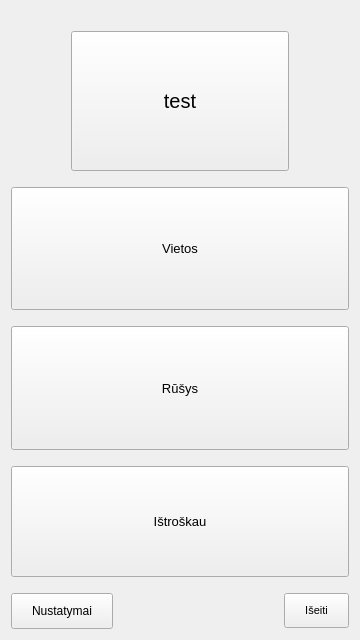
Above: nokia/AlausRadaras/alausradaras.ui from vincnetas/alaus-radaras before the change. Below: the same form after it.
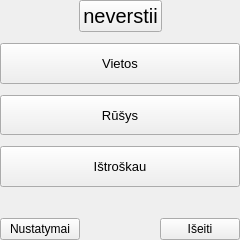
That is the form after the change. Icons and pictures are not drawn.

```diff
--- a/nokia/AlausRadaras/alausradaras.ui
+++ b/nokia/AlausRadaras/alausradaras.ui
@@ -6,10 +6,16 @@
    <rect>
     <x>0</x>
     <y>0</y>
-    <width>360</width>
-    <height>640</height>
+    <width>240</width>
+    <height>240</height>
    </rect>
   </property>
+  <property name="sizePolicy">
+   <sizepolicy hsizetype="Expanding" vsizetype="Expanding">
+    <horstretch>0</horstretch>
+    <verstretch>0</verstretch>
+   </sizepolicy>
+  </property>
   <property name="windowTitle">
    <string>Alaus radaras</string>
   </property>
@@ -17,66 +23,14 @@
    <iconset resource="Images.qrc">
     <normaloff>:/images/bok_title.png</normaloff>:/images/bok_title.png</iconset>
   </property>
-  <layout class="QVBoxLayout" name="verticalLayout_2">
-   <item>
-    <widget class="QLabel" name="txtUpdate">
-     <property name="palette">
-      <palette>
-       <active>
-        <colorrole role="Text">
-         <brush brushstyle="SolidPattern">
-          <color alpha="255">
-           <red>255</red>
-           <green>255</green>
-           <blue>255</blue>
-          </color>
-         </brush>
-        </colorrole>
-       </active>
-       <inactive>
-        <colorrole role="Text">
-         <brush brushstyle="SolidPattern">
-          <color alpha="255">
-           <red>255</red>
-           <green>255</green>
-           <blue>255</blue>
-          </color>
-         </brush>
-        </colorrole>
-       </inactive>
-       <disabled>
-        <colorrole role="Text">
-         <brush brushstyle="SolidPattern">
-          <color alpha="255">
-           <red>106</red>
-           <green>104</green>
-           <blue>100</blue>
-          </color>
-         </brush>
-        </colorrole>
-       </disabled>
-      </palette>
-     </property>
-     <property name="text">
-      <string/>
-     </property>
-     <property name="textFormat">
-      <enum>Qt::RichText</enum>
-     </property>
-     <property name="wordWrap">
-      <bool>true</bool>
-     </property>
-     <property name="openExternalLinks">
-      <bool>true</bool>
-     </property>
-    </widget>
-   </item>
+  <layout class="QVBoxLayout" name="verticalLayout" stretch="4,0,4,0,4,0,4,0,0,2">
+   <property name="margin">
+    <number>0</number>
+   </property>
    <item>
-    <layout class="QVBoxLayout" name="verticalLayout">
-     <item>
-      <layout class="QHBoxLayout" name="horizontalLayout_2" stretch="0,0,0">
+    <layout class="QHBoxLayout" name="horizontalLayout_2" stretch="2,1,2">
        <property name="sizeConstraint">
-        <enum>QLayout::SetMinimumSize</enum>
+      <enum>QLayout::SetDefaultConstraint</enum>
        </property>
        <item>
         <spacer name="horizontalSpacer_2">
@@ -85,7 +39,7 @@
          </property>
          <property name="sizeHint" stdset="0">
           <size>
-           <width>60</width>
+         <width>40</width>
            <height>20</height>
           </size>
          </property>
@@ -93,16 +47,10 @@
        </item>
        <item>
         <widget class="QPushButton" name="btnCounter">
-         <property name="sizePolicy">
-          <sizepolicy hsizetype="MinimumExpanding" vsizetype="MinimumExpanding">
-           <horstretch>1</horstretch>
-           <verstretch>10</verstretch>
-          </sizepolicy>
-         </property>
-         <property name="minimumSize">
+       <property name="baseSize">
           <size>
            <width>100</width>
-           <height>140</height>
+         <height>100</height>
           </size>
          </property>
          <property name="font">
@@ -117,7 +65,7 @@
 }</string>
          </property>
          <property name="text">
-          <string>test</string>
+        <string>neverstii</string>
          </property>
         </widget>
        </item>
@@ -126,9 +74,12 @@
          <property name="orientation">
           <enum>Qt::Horizontal</enum>
          </property>
+       <property name="sizeType">
+        <enum>QSizePolicy::Expanding</enum>
+       </property>
          <property name="sizeHint" stdset="0">
           <size>
-           <width>60</width>
+         <width>40</width>
            <height>20</height>
           </size>
          </property>
@@ -137,14 +88,14 @@
       </layout>
      </item>
      <item>
-      <spacer name="verticalSpacer_4">
+    <spacer name="verticalSpacer_2">
        <property name="orientation">
         <enum>Qt::Vertical</enum>
        </property>
        <property name="sizeHint" stdset="0">
         <size>
          <width>20</width>
-         <height>10</height>
+       <height>5</height>
         </size>
        </property>
       </spacer>
@@ -152,7 +103,7 @@
      <item>
       <widget class="QPushButton" name="btnNear">
        <property name="sizePolicy">
-        <sizepolicy hsizetype="MinimumExpanding" vsizetype="MinimumExpanding">
+      <sizepolicy hsizetype="Expanding" vsizetype="Expanding">
          <horstretch>0</horstretch>
          <verstretch>10</verstretch>
         </sizepolicy>
@@ -208,14 +159,17 @@
       </widget>
      </item>
      <item>
-      <spacer name="verticalSpacer">
+    <spacer name="verticalSpacer_4">
        <property name="orientation">
         <enum>Qt::Vertical</enum>
        </property>
+     <property name="sizeType">
+      <enum>QSizePolicy::Maximum</enum>
+     </property>
        <property name="sizeHint" stdset="0">
         <size>
          <width>20</width>
-         <height>10</height>
+       <height>5</height>
         </size>
        </property>
       </spacer>
@@ -223,7 +177,7 @@
      <item>
       <widget class="QPushButton" name="btnBrands">
        <property name="sizePolicy">
-        <sizepolicy hsizetype="MinimumExpanding" vsizetype="MinimumExpanding">
+      <sizepolicy hsizetype="Expanding" vsizetype="Expanding">
          <horstretch>0</horstretch>
          <verstretch>10</verstretch>
         </sizepolicy>
@@ -285,14 +239,17 @@
       </widget>
      </item>
      <item>
-      <spacer name="verticalSpacer_2">
+    <spacer name="verticalSpacer">
        <property name="orientation">
         <enum>Qt::Vertical</enum>
        </property>
+     <property name="sizeType">
+      <enum>QSizePolicy::Maximum</enum>
+     </property>
        <property name="sizeHint" stdset="0">
         <size>
          <width>20</width>
-         <height>10</height>
+       <height>5</height>
         </size>
        </property>
       </spacer>
@@ -300,9 +257,9 @@
      <item>
       <widget class="QPushButton" name="btnLucky">
        <property name="sizePolicy">
-        <sizepolicy hsizetype="MinimumExpanding" vsizetype="MinimumExpanding">
+      <sizepolicy hsizetype="Expanding" vsizetype="Expanding">
          <horstretch>0</horstretch>
-         <verstretch>9</verstretch>
+       <verstretch>10</verstretch>
         </sizepolicy>
        </property>
        <property name="minimumSize">
@@ -366,27 +323,55 @@
        <property name="orientation">
         <enum>Qt::Vertical</enum>
        </property>
+     <property name="sizeType">
+      <enum>QSizePolicy::Maximum</enum>
+     </property>
        <property name="sizeHint" stdset="0">
         <size>
          <width>20</width>
-         <height>10</height>
+       <height>5</height>
         </size>
        </property>
       </spacer>
      </item>
      <item>
-      <layout class="QHBoxLayout" name="horizontalLayout" stretch="0,0,0">
+    <widget class="QLabel" name="txtUpdate">
+     <property name="sizePolicy">
+      <sizepolicy hsizetype="Expanding" vsizetype="Expanding">
+       <horstretch>0</horstretch>
+       <verstretch>0</verstretch>
+      </sizepolicy>
+     </property>
+     <property name="text">
+      <string/>
+     </property>
+    </widget>
+   </item>
+   <item>
+    <layout class="QHBoxLayout" name="horizontalLayout" stretch="1,1,1">
        <item>
         <widget class="QPushButton" name="btnSettings">
+       <property name="sizePolicy">
+        <sizepolicy hsizetype="Minimum" vsizetype="Minimum">
+         <horstretch>0</horstretch>
+         <verstretch>10</verstretch>
+        </sizepolicy>
+       </property>
          <property name="styleSheet">
           <string notr="true">#btnSettings{
 border-image:url(:/images/batonas.png);
-padding:10px 20px 10px 20px;
+
 }</string>
          </property>
          <property name="text">
           <string>Nustatymai</string>
          </property>
+       <property name="iconSize">
+        <size>
+         <width>10</width>
+         <height>10</height>
+        </size>
+       </property>
         </widget>
        </item>
        <item>
@@ -404,23 +389,21 @@
        </item>
        <item>
         <widget class="QPushButton" name="btnExit">
-         <property name="font">
-          <font>
-           <pointsize>8</pointsize>
-          </font>
+       <property name="sizePolicy">
+        <sizepolicy hsizetype="Minimum" vsizetype="Minimum">
+         <horstretch>0</horstretch>
+         <verstretch>10</verstretch>
+        </sizepolicy>
          </property>
          <property name="styleSheet">
           <string notr="true">#btnExit{
 border-image:url(:/images/batonas.png);
-padding:10px 20px 10px 20px;
 }</string>
          </property>
          <property name="text">
           <string>Išeiti</string>
          </property>
         </widget>
-       </item>
-      </layout>
      </item>
     </layout>
    </item>
```
Left out of the diff: 3 changed lines with no effect on the pictures. Lines whose indentation alone changed are shown as unchanged.
